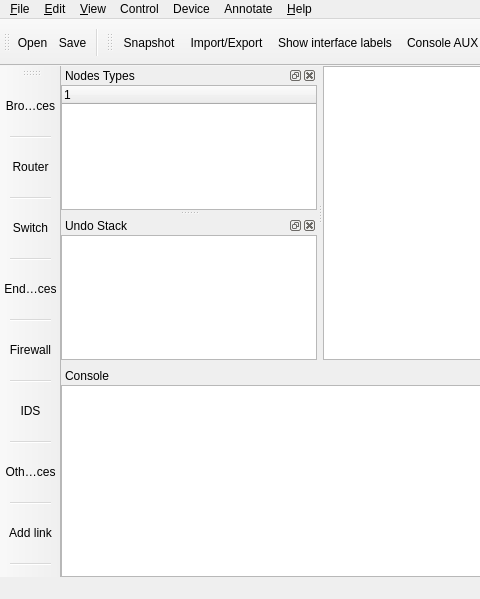
The window that src/GNS3/Ui/Form_MainWindow.ui (GNS3/gns3-legacy) describes before a commit, drawn with Qt 5; both pictures show x 0 to 480 and y 0 to 599 of the 944 by 599 pixel window.
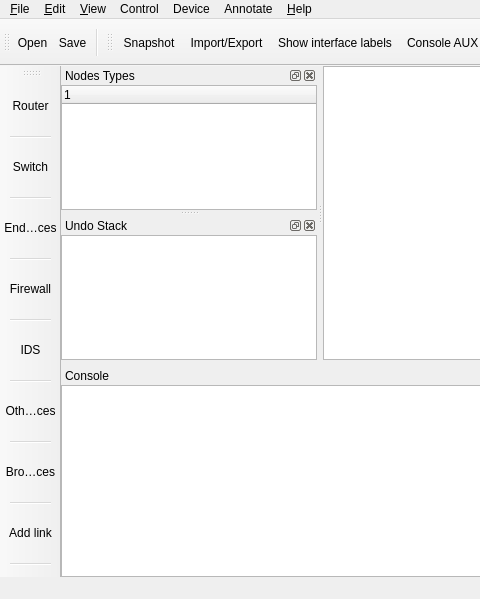
The same window after the commit. Icons and pictures are not drawn. Custom widgets are drawn as their Qt base class.

Commit message: Finished work on disabling non-configured devices

Diff of the .ui file:
```diff
--- a/src/GNS3/Ui/Form_MainWindow.ui
+++ b/src/GNS3/Ui/Form_MainWindow.ui
@@ -268,8 +268,6 @@
    <attribute name="toolBarBreak">
     <bool>false</bool>
    </attribute>
-   <addaction name="action_BrowseAllDevices"/>
-   <addaction name="separator"/>
    <addaction name="action_Router"/>
    <addaction name="separator"/>
    <addaction name="action_Switch"/>
@@ -282,6 +280,8 @@
    <addaction name="separator"/>
    <addaction name="action_OtherDevices"/>
    <addaction name="separator"/>
+   <addaction name="action_BrowseAllDevices"/>
+   <addaction name="separator"/>
    <addaction name="action_AddLink"/>
    <addaction name="separator"/>
   </widget>
```
The commit also changes 2 other files.
